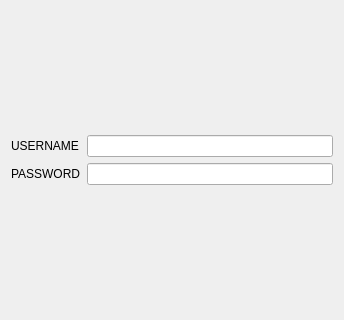
First picture: the form in src/win/logindialog.ui, repository Stypox/qt-password-management, before the edit; both pictures show x 0 to 344 and y 83 to 403 of the 344 by 486 pixel window.
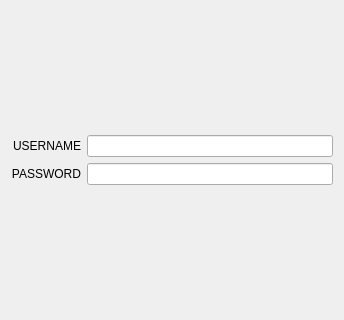
Second picture: the form after the edit.

The edit to the form file:
```diff
--- a/src/win/logindialog.ui
+++ b/src/win/logindialog.ui
@@ -43,11 +43,17 @@
    </item>
    <item>
     <layout class="QFormLayout" name="loginForm">
+     <property name="labelAlignment">
+      <set>Qt::AlignRight|Qt::AlignTrailing|Qt::AlignVCenter</set>
+     </property>
      <item row="0" column="0">
       <widget class="QLabel" name="usernameTitle">
        <property name="text">
         <string>USERNAME</string>
        </property>
+       <property name="alignment">
+        <set>Qt::AlignRight|Qt::AlignTrailing|Qt::AlignVCenter</set>
+       </property>
       </widget>
      </item>
      <item row="0" column="1">
@@ -58,6 +64,9 @@
        <property name="text">
         <string>PASSWORD</string>
        </property>
+       <property name="alignment">
+        <set>Qt::AlignRight|Qt::AlignTrailing|Qt::AlignVCenter</set>
+       </property>
       </widget>
      </item>
      <item row="1" column="1">
```
